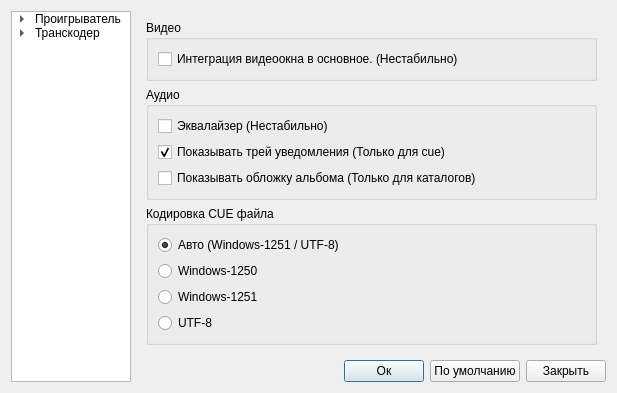
Above: ui/preferences.ui from ipse666/cueplayer before the change. Below: the same form after it.
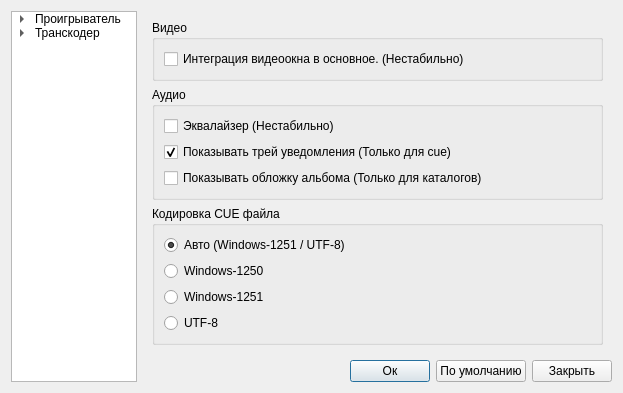
That is the form after the change. Icons and pictures are not drawn.

Patch:
```diff
--- a/ui/preferences.ui
+++ b/ui/preferences.ui
@@ -21,14 +21,14 @@
    <item row="0" column="0" rowspan="2">
 	<widget class="QTreeWidget" name="treeWidget">
 	 <property name="sizePolicy">
-	  <sizepolicy hsizetype="Preferred" vsizetype="Expanding">
+	  <sizepolicy hsizetype="Expanding" vsizetype="Expanding">
 	   <horstretch>5</horstretch>
 	   <verstretch>0</verstretch>
 	  </sizepolicy>
 	 </property>
 	 <property name="minimumSize">
 	  <size>
-	   <width>120</width>
+	   <width>126</width>
 	   <height>0</height>
 	  </size>
 	 </property>
```
